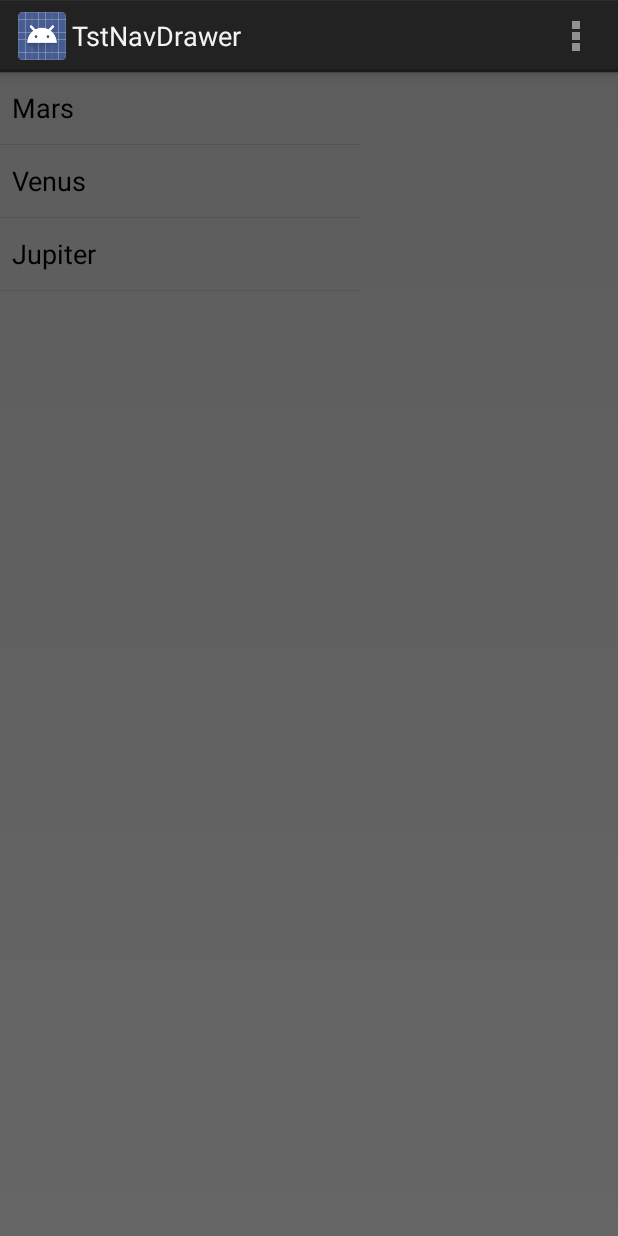
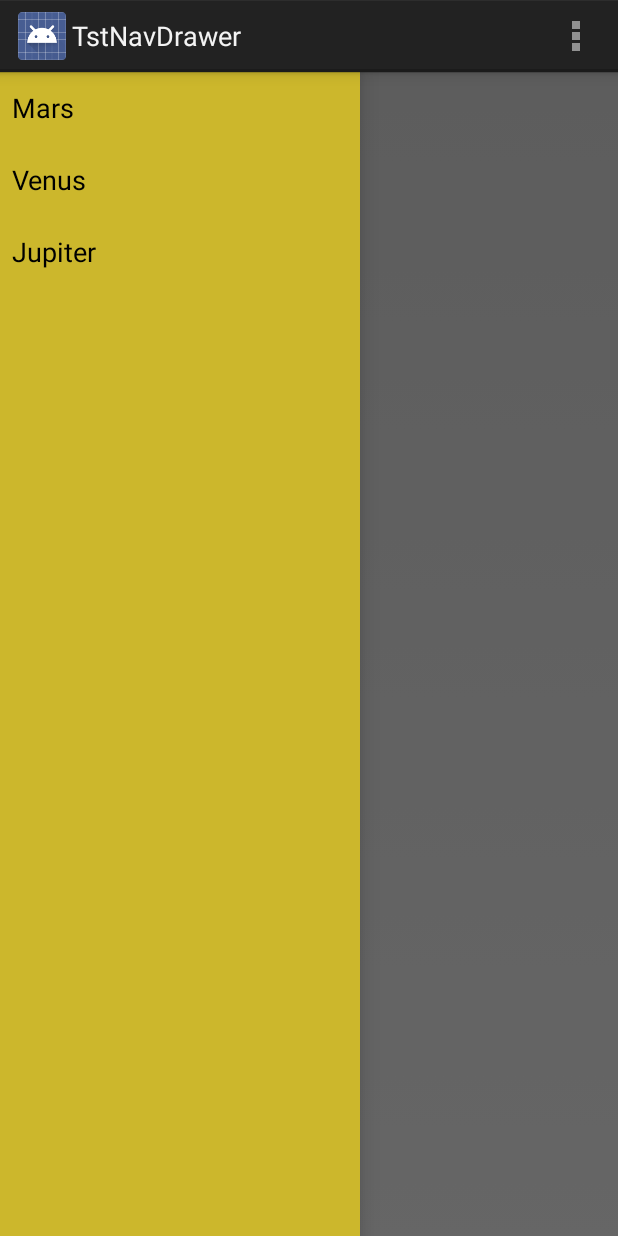
Before and after one commit to Bubbles2/TstNavDrawerV1, an Android app: the screen it shows after launch (MainActivity), with the side drawer open, on a phone screen of 412 x 824 dp. Run offline under Robolectric (Android 15) with nearby library versions, the phone set to English and light mode, and no system bars.

Commit message:
Remove Divider change layout colour

```diff
--- a/app/src/main/res/layout/activity_main.xml
+++ b/app/src/main/res/layout/activity_main.xml
@@ -12,16 +12,19 @@
     `
     <ListView
         android:id="@+id/drawerList"
-         android:layout_width="240dp"
+        android:divider="@null"
+        android:layout_width="240dp"
         android:layout_height="match_parent"
-        android:layout_gravity="left">
+        android:layout_gravity="left"
+        android:background="#ccb72c">
     </ListView>
     <ListView
         android:id="@+id/listRight"
         android:entries="@array/planets_actions"
         android:layout_width="240dp"
         android:layout_height="match_parent"
-        android:layout_gravity="right">
+        android:layout_gravity="right"
+        android:background="#72cc96">
     </ListView>
 
 
```
